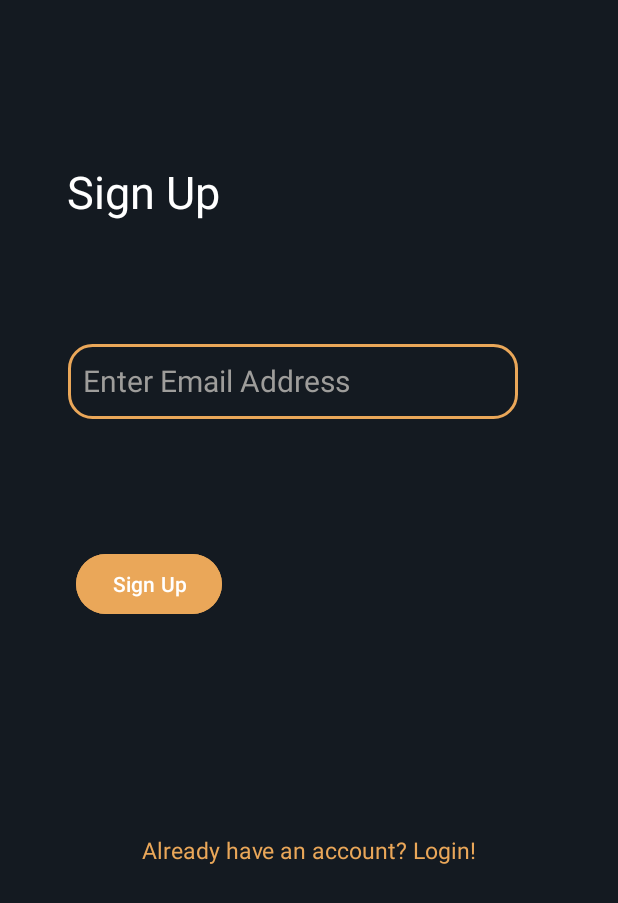
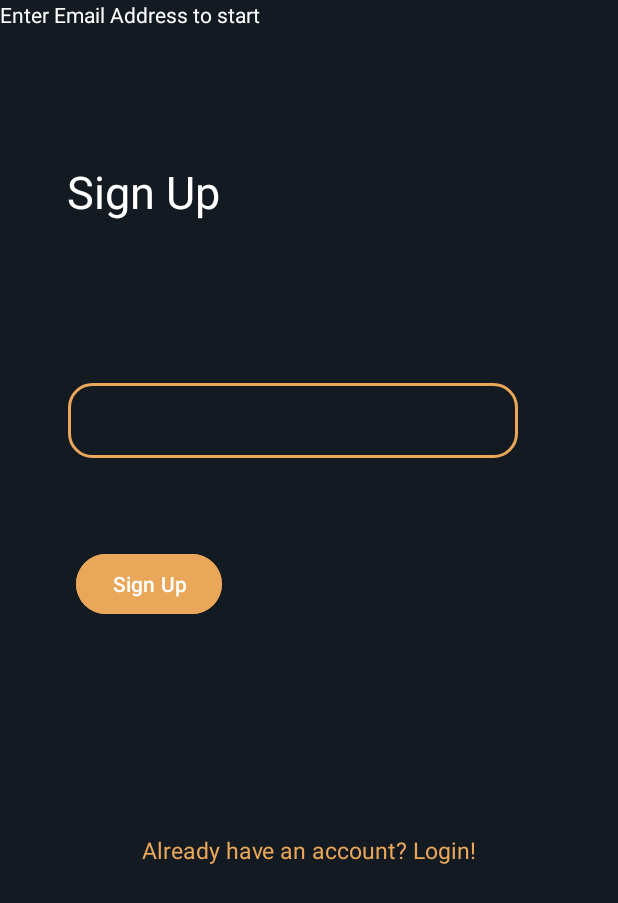
Before and after one commit to mystars24/ROSSMobile3, an Android app: the Register screen opened directly, with no data from a screen before it, on a phone screen of 412 x 824 dp. Shown: the top 903 px of the screen. Run offline under Robolectric (Android 15) with nearby library versions, the phone set to English and light mode, and no system bars.

Commit message:
App Overhaul continuation part 2

```diff
--- a/app/build.gradle.kts
+++ b/app/build.gradle.kts
@@ -42,4 +42,8 @@ dependencies {
     testImplementation(libs.junit)
     androidTestImplementation(libs.ext.junit)
     androidTestImplementation(libs.espresso.core)
+    implementation(platform("com.google.firebase:firebase-bom:33.9.0"))
+    implementation("com.google.firebase:firebase-auth:21.1.0")
+    implementation("com.google.firebase:firebase-firestore:24.9.1")
+    implementation("com.google.firebase:firebase-database:20.2.2")
 }
--- a/app/src/main/res/layout/activity_register.xml
+++ b/app/src/main/res/layout/activity_register.xml
@@ -31,25 +31,22 @@
         app:layout_constraintHorizontal_bias="0.405"
         app:layout_constraintStart_toStartOf="parent"
         app:layout_constraintTop_toTopOf="parent"
-        app:layout_constraintVertical_bias="0.296"
+        app:layout_constraintVertical_bias="0.33"
         app:srcCompat="@drawable/rectangle" />
 
     <EditText
         android:id="@+id/editTextTextEmailAddress"
-        android:layout_width="275dp"
-        android:layout_height="30dp"
+        android:layout_width="280dp"
+        android:layout_height="35dp"
         android:background="@null"
         android:ems="10"
-        android:hint="Enter Email Address"
         android:inputType="textEmailAddress"
         android:textColorHint="@color/hinttext"
         android:textSize="20dp"
-        app:layout_constraintBottom_toBottomOf="parent"
-        app:layout_constraintEnd_toEndOf="parent"
-        app:layout_constraintHorizontal_bias="0.405"
-        app:layout_constraintStart_toStartOf="parent"
-        app:layout_constraintTop_toTopOf="parent"
-        app:layout_constraintVertical_bias="0.301" />
+        app:layout_constraintBottom_toBottomOf="@+id/imageView"
+        app:layout_constraintEnd_toEndOf="@+id/imageView"
+        app:layout_constraintStart_toStartOf="@+id/imageView"
+        app:layout_constraintTop_toTopOf="@+id/imageView" />
 
     <Button
         android:id="@+id/signupBtn"
@@ -75,6 +72,16 @@
         app:layout_constraintEnd_toEndOf="parent"
         app:layout_constraintStart_toStartOf="parent"
         app:layout_constraintTop_toTopOf="parent"
-        app:layout_constraintVertical_bias="0.693" />
+        app:layout_constraintVertical_bias="0.693"
+        tools:ignore="TextSizeCheck" />
+
+    <TextView
+        android:id="@+id/signupinfo"
+        android:layout_width="wrap_content"
+        android:layout_height="wrap_content"
+        android:text="Enter Email Address to start"
+        android:textColor="@color/white"
+        tools:layout_editor_absoluteX="45dp"
+        tools:layout_editor_absoluteY="189dp" />
 
 </androidx.constraintlayout.widget.ConstraintLayout>
--- a/gradle/libs.versions.toml
+++ b/gradle/libs.versions.toml
@@ -9,6 +9,8 @@ activity = "1.10.1"
 constraintlayout = "2.2.1"
 googleGmsGoogleServices = "4.4.2"
 firebaseAuth = "23.2.0"
+firebaseDatabase = "21.0.0"
+firebaseFirestore = "25.1.3"
 
 [libraries]
 junit = { group = "junit", name = "junit", version.ref = "junit" }
@@ -19,6 +21,8 @@ material = { group = "com.google.android.material", name = "material", version.r
 activity = { group = "androidx.activity", name = "activity", version.ref = "activity" }
 constraintlayout = { group = "androidx.constraintlayout", name = "constraintlayout", version.ref = "constraintlayout" }
 firebase-auth = { group = "com.google.firebase", name = "firebase-auth", version.ref = "firebaseAuth" }
+firebase-database = { group = "com.google.firebase", name = "firebase-database", version.ref = "firebaseDatabase" }
+firebase-firestore = { group = "com.google.firebase", name = "firebase-firestore", version.ref = "firebaseFirestore" }
 
 [plugins]
 android-application = { id = "com.android.application", version.ref = "agp" }
```
Also changed, not shown: app/src/main/java/com/example/rossmobile3/AuthManger.java (+28 -0 lines).
